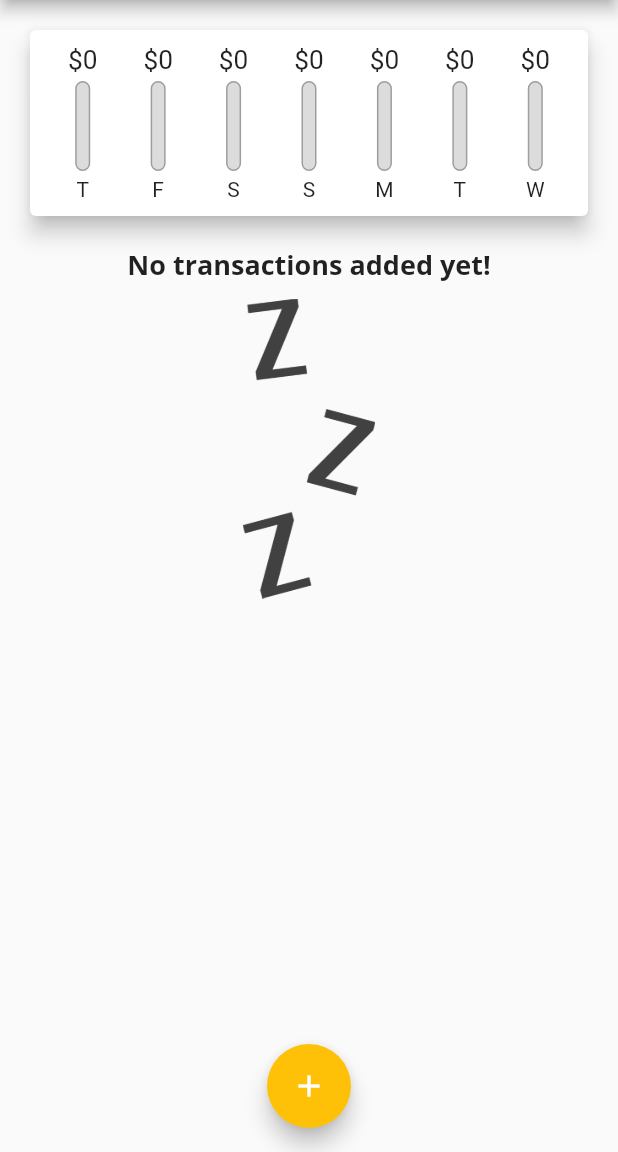
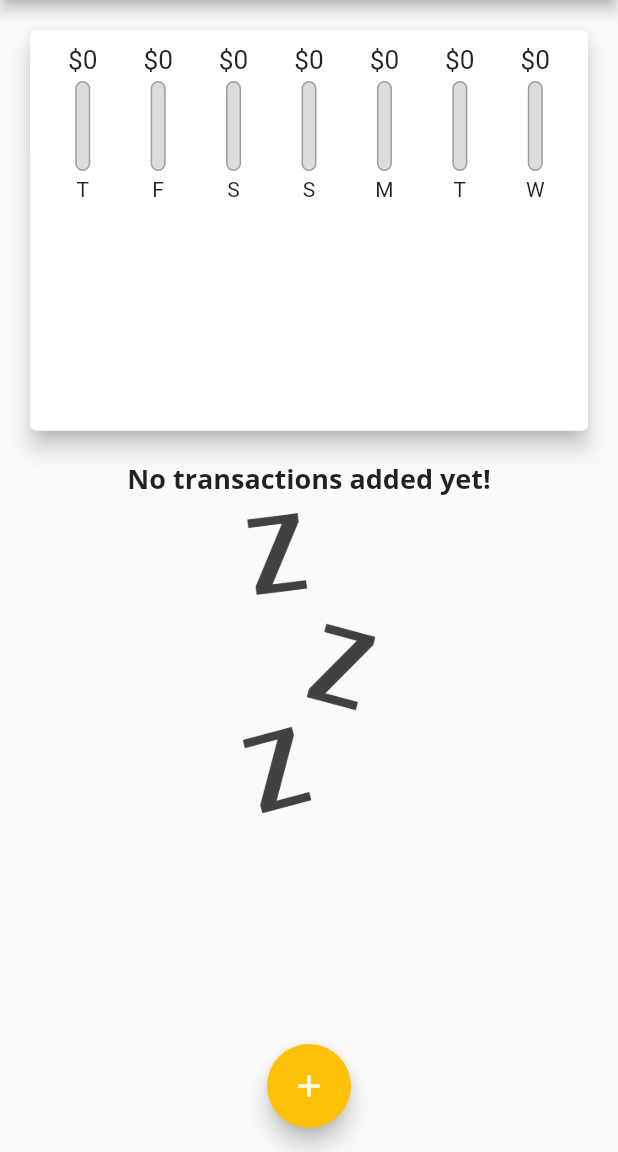
Before and after one commit to suad-mo/personal_expenses, a Flutter app: the screen it shows after launch, on a phone screen of 412 x 824 dp, the part 84-1236 px from its top. Run offline on Flutter 3.47's test engine with Material 2 defaults, Android fonts, the phone set to English and light mode, and no system bars.

Commit message:
Calculating Sizes Dynamically...

```diff
--- a/lib/main.dart
+++ b/lib/main.dart
@@ -116,8 +116,7 @@ class _MyHomePageState extends State<MyHomePage> {
 
   @override
   Widget build(BuildContext context) {
-    return Scaffold(
-      appBar: AppBar(
+    final appBar = AppBar(
       title: const Text(
         'Personal Expenses',
         // style: TextStyle(fontFamily: 'Open Sans'),
@@ -128,14 +127,30 @@ class _MyHomePageState extends State<MyHomePage> {
           icon: const Icon(Icons.add),
         ),
       ],
-      ),
+    );
+    print(MediaQuery.of(context).padding.top);
+    print(MediaQuery.of(context).size.height);
+    print(appBar.preferredSize.height);
+
+    return Scaffold(
+      appBar: appBar,
       body: SingleChildScrollView(
         child: Column(
           //mainAxisAlignment: MainAxisAlignment.spaceAround,
           crossAxisAlignment: CrossAxisAlignment.stretch,
           children: <Widget>[
-            Chart(_recentTransactions),
-            TransactionList(_userTransactions, _deleteTransactions),
+            Container(
+                height: (MediaQuery.of(context).size.height -
+                        appBar.preferredSize.height -
+                        MediaQuery.of(context).padding.top) *
+                    0.4,
+                child: Chart(_recentTransactions)),
+            Container(
+                height: (MediaQuery.of(context).size.height -
+                        appBar.preferredSize.height -
+                        MediaQuery.of(context).padding.top) *
+                    0.6,
+                child: TransactionList(_userTransactions, _deleteTransactions)),
           ],
         ),
       ),
--- a/lib/widgets/transaction_list.dart
+++ b/lib/widgets/transaction_list.dart
@@ -13,10 +13,7 @@ class TransactionList extends StatelessWidget {
 
   @override
   Widget build(BuildContext context) {
-    return SizedBox(
-      //Replace Container()
-      height: 450,
-      child: transactions.isEmpty
+    return transactions.isEmpty
         ? Column(
             children: <Widget>[
               Text(
@@ -40,8 +37,7 @@ class TransactionList extends StatelessWidget {
             itemBuilder: (ctx, index) {
               return Card(
                 elevation: 5,
-                  margin:
-                      const EdgeInsets.symmetric(vertical: 8, horizontal: 5),
+                margin: const EdgeInsets.symmetric(vertical: 8, horizontal: 5),
                 child: ListTile(
                   leading: CircleAvatar(
                     radius: 30,
@@ -117,7 +113,6 @@ class TransactionList extends StatelessWidget {
               // );
             },
             itemCount: transactions.length,
-            ),
           );
   }
 }
```
Lines whose indentation alone changed are shown as unchanged.
